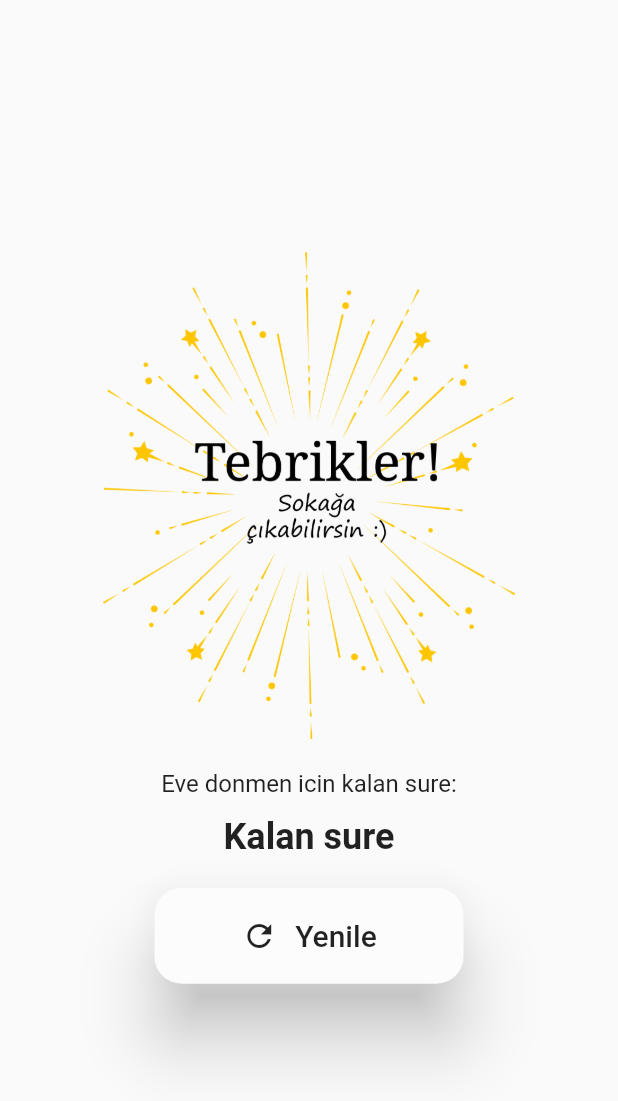
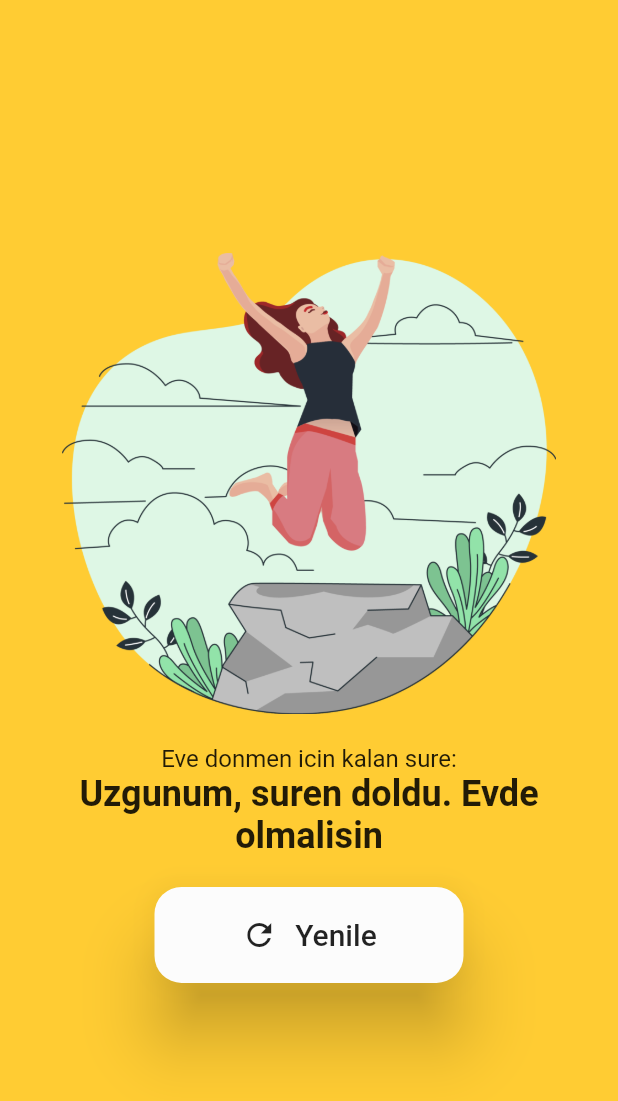
Before and after one commit to usavas/sokagacikmayasagi, a Flutter app: the ResultScreen screen opened directly, on a phone screen of 412 x 824 dp. Shown: the top 1101 px of the screen. Run offline on Flutter 3.47's test engine with Material 2 defaults, Android fonts, the phone set to English and light mode, and no system bars; our stand-ins replace flutter_datetime_picker, shared_preferences; missing offline and left inert: admob_flutter, age; accounts and stored records are empty.

Commit message:
add visual to result screen

```diff
--- /dev/null
+++ b/lib/UI/result_positive_screen.dart
@@ -0,0 +1,73 @@
+import 'package:flutter/material.dart';
+import 'package:provider/provider.dart';
+import 'package:sokagacikmayasagi/models/time_left.dart';
+import 'package:sokagacikmayasagi/services/curfew_provider.dart';
+import 'package:sokagacikmayasagi/shared_widgets/buttons.dart';
+
+class ResultPositiveScreen extends StatelessWidget {
+  const ResultPositiveScreen({Key key}) : super(key: key);
+
+  @override
+  Widget build(BuildContext context) {
+    return Consumer<CurfewProvider>(builder: (context, value, child) {
+      return Container(
+        color: Color(0xffffcc33),
+        child: Center(
+          child: Column(
+            mainAxisAlignment: MainAxisAlignment.center,
+            children: [
+              Image.asset(
+                'assets/images/cangoout.png',
+                width: MediaQuery.of(context).size.width * .8,
+              ),
+              SizedBox(
+                height: 20,
+              ),
+              Text(
+                'Eve donmen icin kalan sure:',
+                style: Theme.of(context).textTheme.bodyText2,
+              ),
+              (value.timeLeft == null || !value.timeLeft.isTimeLeft())
+                  ? Padding(
+                      padding: const EdgeInsets.symmetric(horizontal: 32),
+                      child: Text(
+                        'Uzgunum, suren doldu. Evde olmalisin',
+                        style: Theme.of(context)
+                            .textTheme
+                            .headline5
+                            .copyWith(fontWeight: FontWeight.w700),
+                        textAlign: TextAlign.center,
+                      ),
+                    )
+                  //todo: test this with widget tests maybe
+                  : StreamProvider<TimeLeft>(
+                      create: (_) => value.getTimeLeft,
+                      child: Consumer<TimeLeft>(
+                        builder: (context, value, child) => Text(
+                          value.toString(),
+                          style: Theme.of(context)
+                              .textTheme
+                              .headline5
+                              .copyWith(fontWeight: FontWeight.w700),
+                          textAlign: TextAlign.center,
+                        ),
+                      ),
+                    ),
+              SizedBox(
+                height: 20,
+              ),
+              Container(
+                width: MediaQuery.of(context).size.width / 2,
+                child: WideButton(
+                  buttonText: 'Yenile',
+                  icon: Icon(Icons.refresh),
+                  onPressedFunction: () {},
+                ),
+              )
+            ],
+          ),
+        ),
+      );
+    });
+  }
+}
--- a/lib/UI/result_screen.dart
+++ b/lib/UI/result_screen.dart
@@ -1,9 +1,8 @@
 import 'package:flutter/material.dart';
 import 'package:provider/provider.dart';
+import 'package:sokagacikmayasagi/UI/result_negative_screen.dart';
+import 'package:sokagacikmayasagi/UI/result_positive_screen.dart';
 import 'package:sokagacikmayasagi/services/curfew_provider.dart';
-import 'package:sokagacikmayasagi/services/curfew_service.dart';
-import 'package:sokagacikmayasagi/shared_widgets/buttons.dart';
-import 'package:sokagacikmayasagi/consts.dart';
 
 class ResultScreen extends StatefulWidget {
   ResultScreen({Key key}) : super(key: key);
@@ -12,64 +11,17 @@ class ResultScreen extends StatefulWidget {
   _ResultScreenState createState() => _ResultScreenState();
 }
 
-String _isAlowed() {}
-
-String _getTimeLeftinfo() {
-  return 'Kalan sure';
-}
-
 class _ResultScreenState extends State<ResultScreen> {
   @override
   Widget build(BuildContext context) {
-    return Container(
-      child: Scaffold(
-          body: Container(
-        // decoration: kPageBgDecoration,
-        child: SafeArea(
-            child: Center(
-          child: Column(
-            mainAxisAlignment: MainAxisAlignment.center,
-            children: [
-              // StreamProvider<int>(
-              //   create: (_) => CurfewService.getInstance.personAge,
-              //   child: Consumer<int>(
-              //     builder: (context, i, child) => Text(i.toString()),
-              //   ),
-              // ),
-              Image.asset(
-                'assets/images/tebrikler.png',
-                width: MediaQuery.of(context).size.width / 3 * 2,
-              ),
-              SizedBox(
-                height: 20,
-              ),
-              Text(
-                'Eve donmen icin kalan sure:',
-                style: Theme.of(context).textTheme.bodyText2,
-              ),
-              SizedBox(
-                height: 12,
-              ),
-              Text(_getTimeLeftinfo(),
-                  style: Theme.of(context)
-                      .textTheme
-                      .headline5
-                      .copyWith(fontWeight: FontWeight.w700)),
-              SizedBox(
-                height: 20,
-              ),
-              Container(
-                width: MediaQuery.of(context).size.width / 2,
-                child: WideButton(
-                  buttonText: 'Yenile',
-                  icon: Icon(Icons.refresh),
-                  onPressedFunction: () {},
-                ),
-              )
-            ],
-          ),
-        )),
-      )),
-    );
+    return Scaffold(body: Container(child: SafeArea(
+        child: Consumer<CurfewProvider>(builder: (context, value, child) {
+      return ResultPositiveScreen();
+      // if (value.canGoOut) {
+      //   return ResultPositiveScreen();
+      // } else {
+      //   return ResultNegativeScreen();
+      // }
+    }))));
   }
 }
--- a/lib/services/curfew_provider.dart
+++ b/lib/services/curfew_provider.dart
@@ -1,4 +1,30 @@
+import 'dart:async';
+
 import 'package:flutter/widgets.dart';
 import 'package:sokagacikmayasagi/models/person.dart';
+import 'package:sokagacikmayasagi/models/time_left.dart';
 
-class CurfewProvider with ChangeNotifier {}
+class CurfewProvider with ChangeNotifier {
+  TimeLeft timeLeft;
+  bool canGoOut;
+  Person person = Person();
+
+  setDateOfBirth(DateTime dob) {
+    person.dob = dob;
+    notifyListeners();
+  }
+
+  setWorks(bool value) {
+    person.works = value;
+    notifyListeners();
+  }
+
+  Stream<TimeLeft> get getTimeLeft async* {
+    while (timeLeft != null && timeLeft.isTimeLeft()) {
+      await Future.delayed(Duration(seconds: 1), () {
+        timeLeft.decreaseMinutes();
+      });
+      yield timeLeft;
+    }
+  }
+}
```
Also changed, not shown: lib/UI/advertisement_view.dart (+7 -2 lines), lib/UI/home_screen.dart (+22 -27 lines), lib/UI/result_negative_screen.dart (added, +36 -0 lines), lib/main.dart (+7 -1 lines), lib/models/person.dart (+21 -1 lines), lib/models/time_left.dart (added, +29 -0 lines), lib/services/curfew_service.dart (+63 -46 lines), lib/services/personalinfo_provider.dart (deleted, +0 -17 lines), assets/images/cangoout.png (added), assets/images/uzgunum.png (added), 4 other files.
